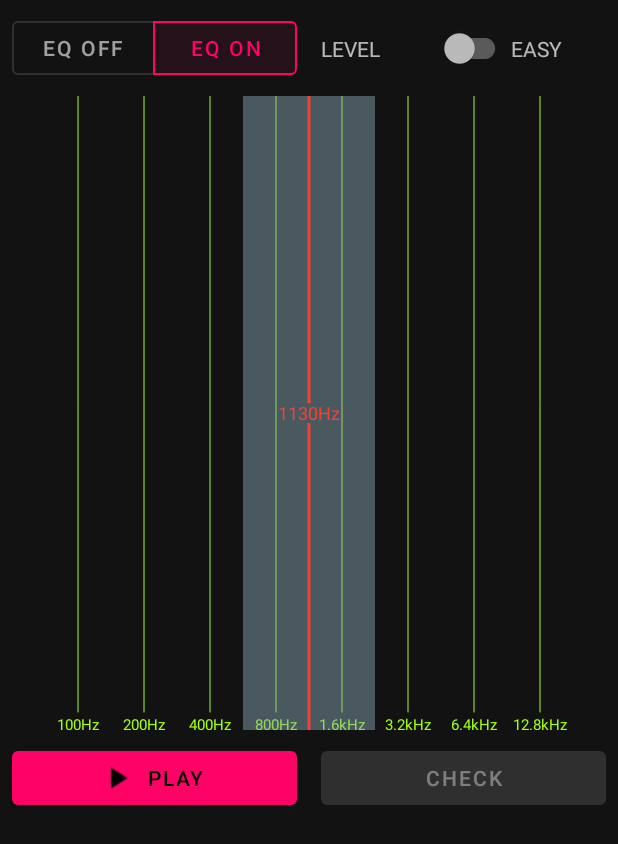
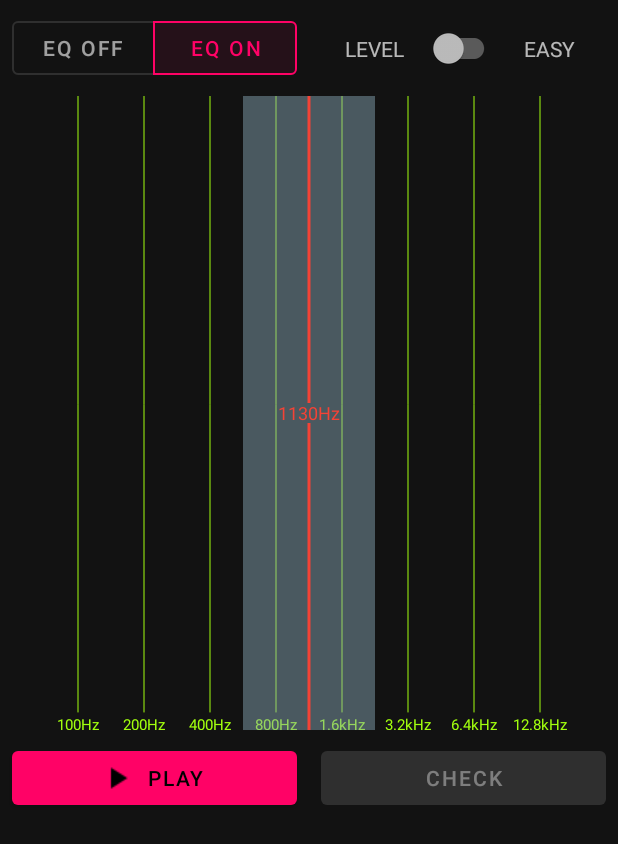
Before and after one commit to TheAvalanche/LearnEQ, an Android app: the screen it shows after launch (MainActivity), on a phone screen of 412 x 824 dp. Shown: the top 844 px of the screen. Run offline under Robolectric (Android 15) with nearby library versions, the phone set to English and light mode, and no system bars; our stand-ins replace AdMob; libraries missing offline, so code that uses them is left out: com.rm.rmswitch; plain views replace RMTristateSwitch; 7 statements that could not run were skipped.

Commit message:
fixes and ads

```diff
--- a/app/build.gradle
+++ b/app/build.gradle
@@ -88,4 +88,5 @@ dependencies {
     androidTestImplementation 'androidx.test.espresso:espresso-core:3.2.0'
     implementation 'com.rm:rmswitch:1.2.2'
     implementation 'com.google.android.material:material:1.1.0'
+    implementation 'com.google.android.gms:play-services-ads:19.1.0'
 }
--- a/app/src/main/AndroidManifest.xml
+++ b/app/src/main/AndroidManifest.xml
@@ -9,6 +9,9 @@
         android:roundIcon="@mipmap/ic_launcher_round"
         android:supportsRtl="true"
         android:theme="@style/AppTheme">
+        <meta-data
+            android:name="com.google.android.gms.ads.APPLICATION_ID"
+            android:value="ca-app-pub-3244703023643018~4761135539"/>
         <activity android:name=".MainActivity">
             <intent-filter>
                 <action android:name="android.intent.action.MAIN" />
--- a/app/src/main/java/lv/kartishev/eq/MainActivity.kt
+++ b/app/src/main/java/lv/kartishev/eq/MainActivity.kt
@@ -5,42 +5,52 @@ import android.os.Bundle
 import android.view.View
 import android.widget.Button
 import android.widget.TextView
-import android.widget.ToggleButton
 import androidx.appcompat.app.AppCompatActivity
 import androidx.appcompat.app.AppCompatDelegate
+import com.google.android.gms.ads.AdRequest
+import com.google.android.gms.ads.AdView
+import com.google.android.gms.ads.MobileAds
 import com.google.android.material.button.MaterialButton
 import com.google.android.material.button.MaterialButtonToggleGroup
 import com.rm.rmswitch.RMTristateSwitch
-import java.time.LocalDateTime
-import java.util.*
 
 
 class MainActivity : AppCompatActivity() {
 
     val context: Context = this;
     var playing: Boolean = false;
+    lateinit var mAdView: AdView;
 
     override fun onResume() {
-        println("resume1 " + Date())
         super.onResume()
-        println("resume2 " + Date())
-        PlaybackEngine.create(this)
-        println("resume3 " + Date())
+        PlaybackEngine.create(this) //todo
+        mAdView.resume()
     }
 
     override fun onPause() {
-        println("pause " + Date())
-        PlaybackEngine.delete()
+        mAdView.pause()
+        PlaybackEngine.delete() //todo
         super.onPause()
+    }
+
+    public override fun onDestroy() {
+        mAdView.destroy()
+
+        super.onDestroy()
     }
 
     override fun onCreate(savedInstanceState: Bundle?) {
         super.onCreate(savedInstanceState)
-        println("oncreate " + Date())
 
         setContentView(R.layout.activity_main)
 
         AppCompatDelegate.setDefaultNightMode(AppCompatDelegate.MODE_NIGHT_YES)
+
+        MobileAds.initialize(this) { }
+
+        mAdView = findViewById(R.id.adView)
+        val adRequest: AdRequest = AdRequest.Builder().build()
+        mAdView.loadAd(adRequest)
 
         val playButton: MaterialButton = findViewById(R.id.play_button)
         val eqSwitch: MaterialButtonToggleGroup = findViewById(R.id.eq_switch)
--- a/app/src/main/res/layout/activity_main.xml
+++ b/app/src/main/res/layout/activity_main.xml
@@ -39,27 +39,23 @@
         android:id="@+id/level_label"
         android:layout_width="0dp"
         android:layout_height="wrap_content"
-        android:layout_marginStart="8dp"
-        android:layout_marginTop="8dp"
-        android:layout_marginBottom="8dp"
+        android:layout_margin="8dp"
+        android:gravity="end"
         android:text="@string/level.label"
         app:layout_constraintBottom_toTopOf="@id/eq_scale"
-        app:layout_constraintHorizontal_chainStyle="spread"
         app:layout_constraintLeft_toRightOf="@id/guideline"
         app:layout_constraintRight_toLeftOf="@id/level_switch"
         app:layout_constraintTop_toTopOf="parent" />
 
     <com.rm.rmswitch.RMTristateSwitch
         android:id="@+id/level_switch"
-        android:layout_width="0dp"
+        android:layout_width="wrap_content"
         android:layout_height="wrap_content"
         android:layout_gravity="center_vertical"
-        android:layout_marginTop="8dp"
-        android:layout_marginBottom="8dp"
+        android:layout_margin="8dp"
         app:enabled="true"
         app:forceAspectRatio="false"
         app:layout_constraintBottom_toTopOf="@id/eq_scale"
-        app:layout_constraintHorizontal_chainStyle="spread"
         app:layout_constraintLeft_toRightOf="@id/level_label"
         app:layout_constraintRight_toLeftOf="@id/level_text"
         app:layout_constraintTop_toTopOf="parent"
@@ -73,12 +69,9 @@
         android:id="@+id/level_text"
         android:layout_width="0dp"
         android:layout_height="wrap_content"
-        android:layout_marginTop="8dp"
-        android:layout_marginEnd="8dp"
-        android:layout_marginBottom="8dp"
+        android:layout_margin="8dp"
         android:text="@string/level.easy"
         app:layout_constraintBottom_toTopOf="@id/eq_scale"
-        app:layout_constraintHorizontal_chainStyle="spread"
         app:layout_constraintLeft_toRightOf="@id/level_switch"
         app:layout_constraintRight_toRightOf="parent"
         app:layout_constraintTop_toTopOf="parent" />
@@ -154,4 +147,16 @@
         android:orientation="horizontal"
         app:layout_constraintGuide_percent="0.6" />
 
+    <com.google.android.gms.ads.AdView
+        xmlns:ads="http://schemas.android.com/apk/res-auto"
+        android:id="@+id/adView"
+        android:layout_width="wrap_content"
+        android:layout_height="wrap_content"
+        ads:layout_constraintBottom_toBottomOf="parent"
+        ads:layout_constraintEnd_toEndOf="parent"
+        ads:layout_constraintStart_toStartOf="parent"
+        ads:adSize="BANNER"
+        ads:adUnitId="ca-app-pub-3940256099942544/6300978111">
+    </com.google.android.gms.ads.AdView>
+
 </androidx.constraintlayout.widget.ConstraintLayout>
```
Also changed, not shown: 2 other files.
